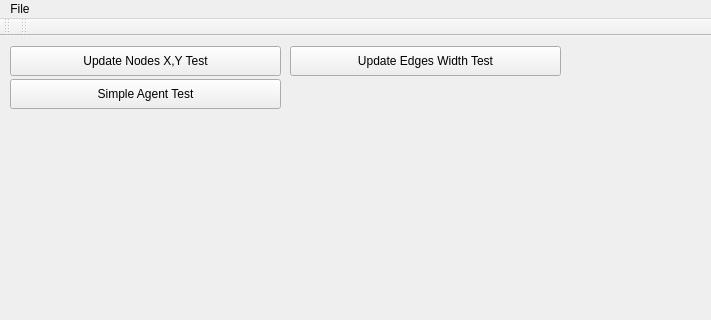
Before: the Qt Designer form App/TestClient/mainwindow.ui in break11/AutoStorage, drawn with Qt 5; both pictures show x 0 to 711 and y 0 to 320 of the 1180 by 851 pixel window.
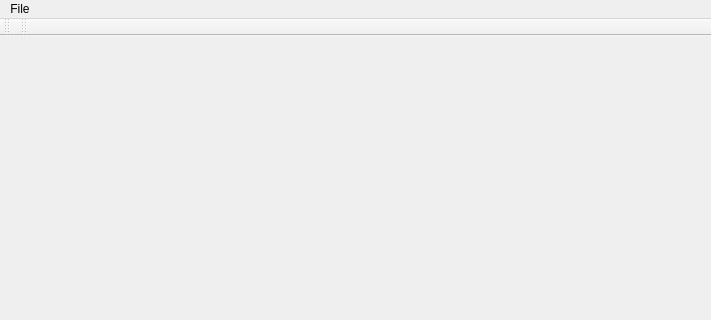
After: the same form once the commit is applied.

```diff
--- a/App/TestClient/mainwindow.ui
+++ b/App/TestClient/mainwindow.ui
@@ -13,56 +13,7 @@
   <property name="windowTitle">
    <string>TestClient</string>
   </property>
-  <widget class="QWidget" name="centralwidget">
-   <widget class="QPushButton" name="btnUpdateNodesXY_Test">
-    <property name="geometry">
-     <rect>
-      <x>10</x>
-      <y>10</y>
-      <width>271</width>
-      <height>30</height>
-     </rect>
-    </property>
-    <property name="text">
-     <string>Update Nodes X,Y Test</string>
-    </property>
-    <property name="checkable">
-     <bool>true</bool>
-    </property>
-   </widget>
-   <widget class="QPushButton" name="btnUpdateEdgesWidth_Test">
-    <property name="geometry">
-     <rect>
-      <x>290</x>
-      <y>10</y>
-      <width>271</width>
-      <height>30</height>
-     </rect>
-    </property>
-    <property name="text">
-     <string>Update Edges Width Test</string>
-    </property>
-    <property name="checkable">
-     <bool>true</bool>
-    </property>
-   </widget>
-   <widget class="QPushButton" name="btnSimpleAgent_Test">
-    <property name="geometry">
-     <rect>
-      <x>10</x>
-      <y>43</y>
-      <width>271</width>
-      <height>30</height>
-     </rect>
-    </property>
-    <property name="text">
-     <string>Simple Agent Test</string>
-    </property>
-    <property name="checkable">
-     <bool>true</bool>
-    </property>
-   </widget>
-  </widget>
+  <widget class="QWidget" name="centralwidget"/>
   <widget class="QStatusBar" name="statusbar"/>
   <widget class="QToolBar" name="toolMain">
    <property name="windowTitle">
```
